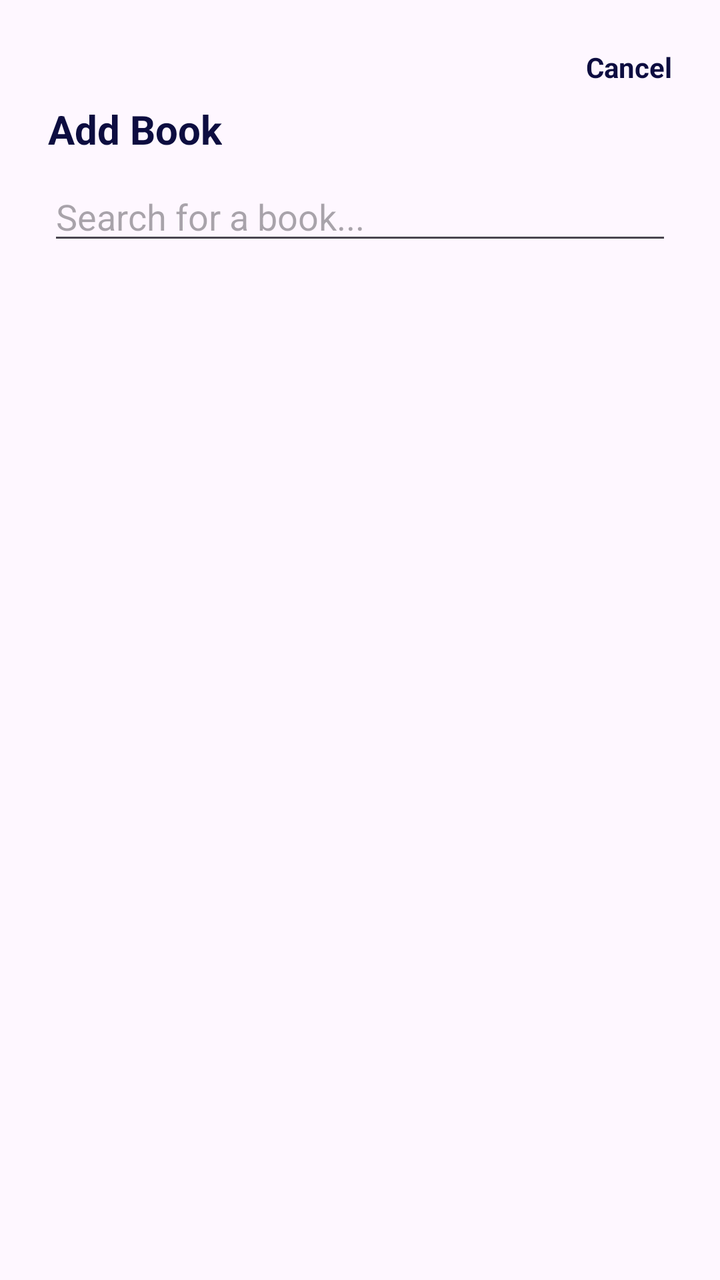
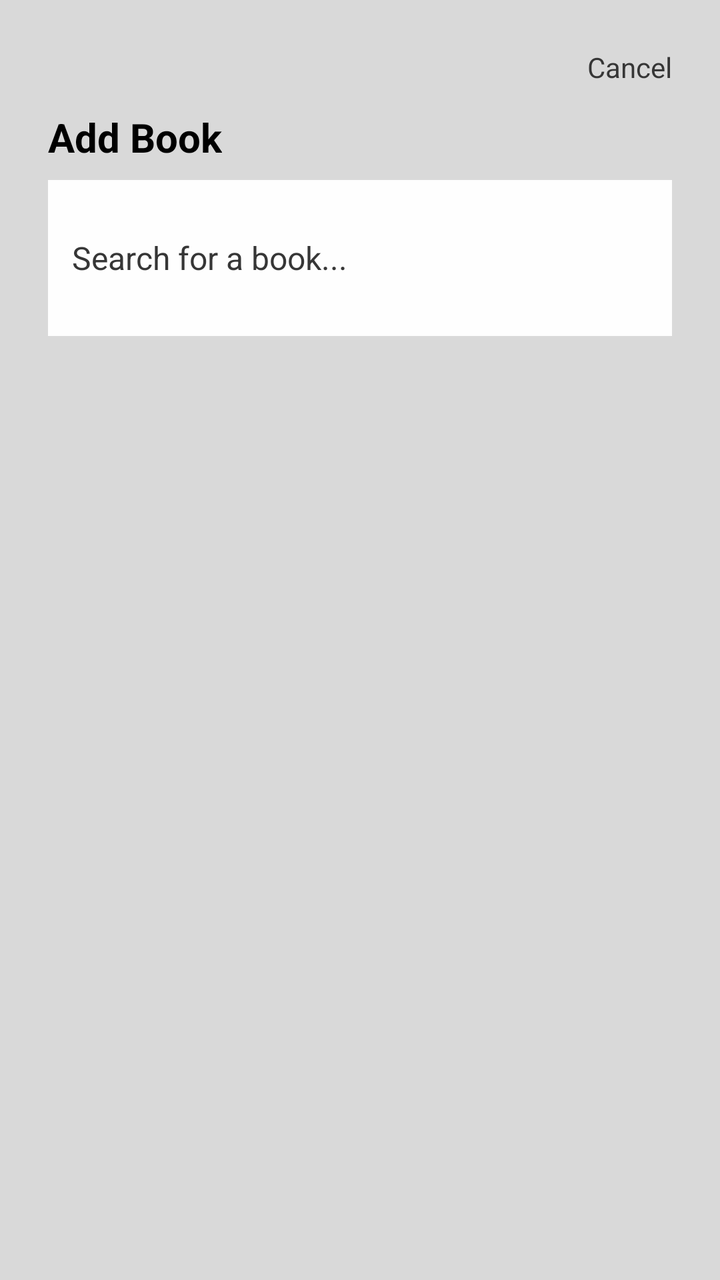

The first picture is an Android layout as it rendered before a commit; the second is the same layout after the commit. The layout source and the unified diff follow.
<!-- AndroidManifest.xml: application theme Theme.FrontendBook -->
<!-- res/layout/fragment_add_book.xml -->
<?xml version="1.0" encoding="utf-8"?>
<LinearLayout
    xmlns:android="http://schemas.android.com/apk/res/android"
    android:layout_width="match_parent"
    android:layout_height="wrap_content"
    android:orientation="vertical"
    android:padding="24dp">

    
    <TextView
        android:id="@+id/cancelButton"
        android:layout_width="wrap_content"
        android:layout_height="wrap_content"
        android:text="Cancel"
        android:textColor="@color/primary_dark"
        android:textStyle="bold"
        android:layout_gravity="end"
        android:paddingBottom="8dp" />

    
    <TextView
        android:id="@+id/addBookTitle"
        android:layout_width="wrap_content"
        android:layout_height="wrap_content"
        android:textColor="@color/primary_dark"
        android:text="Add Book"
        android:textSize="20sp"
        android:textStyle="bold"
        android:paddingBottom="8dp" />

    
    <EditText
        android:id="@+id/searchInput"
        android:layout_width="match_parent"
        android:layout_height="wrap_content"
        android:hint="Search for a book..." />

    
    <ScrollView
        android:layout_width="match_parent"
        android:layout_height="200dp"
        android:layout_marginTop="12dp">

        <LinearLayout
            android:id="@+id/browseButtonList"
            android:layout_width="match_parent"
            android:layout_height="wrap_content"
            android:orientation="vertical" />
    </ScrollView>
</LinearLayout>
<!-- resources referenced by this layout -->
<resources>
  <color name="primary_dark">#0D0D40</color>
  <style name="Theme.FrontendBook" parent="Base.Theme.FrontendBook" />
  <style name="Base.Theme.FrontendBook" parent="Theme.Material3.DayNight.NoActionBar">
          <item name="colorPrimary">@color/primary</item>
          <item name="colorPrimaryVariant">@color/primary_dark</item>
          <item name="colorOnPrimary">@color/white</item>
          <item name="colorSecondary">@color/background_light</item>
          <item name="colorOutline">@color/outline</item>
      </style>
  <color name="primary">#132A61</color>
  <color name="white">#FFFFFFFF</color>
  <color name="background_light">#F4F5FB</color>
  <color name="outline">#132A61</color>
</resources>

<!-- the commit's change to res/layout/fragment_add_book.xml (unified diff, before → after) -->
@@ -1,10 +1,12 @@
 <?xml version="1.0" encoding="utf-8"?>
 <LinearLayout
     xmlns:android="http://schemas.android.com/apk/res/android"
+    android:id="@+id/bottomSheetRoot"
     android:layout_width="match_parent"
     android:layout_height="wrap_content"
     android:orientation="vertical"
-    android:padding="24dp">
+    android:padding="24dp"
+    android:background="@color/backgroundSecondary">
 
     
     <TextView
@@ -12,18 +14,18 @@
         android:layout_width="wrap_content"
         android:layout_height="wrap_content"
         android:text="Cancel"
-        android:textColor="@color/primary_dark"
-        android:textStyle="bold"
+        android:textColor="@color/textSecondary"
+        android:textSize="14sp"
         android:layout_gravity="end"
-        android:paddingBottom="8dp" />
+        android:paddingBottom="12dp" />
 
     
     <TextView
         android:id="@+id/addBookTitle"
         android:layout_width="wrap_content"
         android:layout_height="wrap_content"
-        android:textColor="@color/primary_dark"
         android:text="Add Book"
+        android:textColor="@color/textPrimary"
         android:textSize="20sp"
         android:textStyle="bold"
         android:paddingBottom="8dp" />
@@ -32,14 +34,21 @@
     <EditText
         android:id="@+id/searchInput"
         android:layout_width="match_parent"
-        android:layout_height="wrap_content"
-        android:hint="Search for a book..." />
+        android:layout_height="78dp"
+        android:hint="Search for a book..."
+        android:background="@color/backgroundPrimary"
+        android:padding="12dp"
+        android:textColor="@color/textPrimary"
+        android:textColorHint="@color/textSecondary"
+        android:textSize="16sp" />
 
     
     <ScrollView
+        android:id="@+id/scrollSuggestionList"
         android:layout_width="match_parent"
-        android:layout_height="200dp"
-        android:layout_marginTop="12dp">
+        android:layout_height="wrap_content"
+        android:layout_marginTop="12dp"
+        android:overScrollMode="ifContentScrolls">
 
         <LinearLayout
             android:id="@+id/browseButtonList"
@@ -47,4 +56,5 @@
             android:layout_height="wrap_content"
             android:orientation="vertical" />
     </ScrollView>
+
 </LinearLayout>
<!-- resource entries referenced after the edit -->
@@ -1,17 +1,18 @@
 <!-- resources referenced by this layout -->
 <resources>
-  <color name="primary_dark">#0D0D40</color>
+  <color name="backgroundPrimary">#FEFEFE</color>
+  <color name="backgroundSecondary">#D9D9D9</color>
+  <color name="textPrimary">#000000</color>
+  <color name="textSecondary">#363636</color>
   <style name="Theme.FrontendBook" parent="Base.Theme.FrontendBook" />
   <style name="Base.Theme.FrontendBook" parent="Theme.Material3.DayNight.NoActionBar">
-          <item name="colorPrimary">@color/primary</item>
-          <item name="colorPrimaryVariant">@color/primary_dark</item>
-          <item name="colorOnPrimary">@color/white</item>
-          <item name="colorSecondary">@color/background_light</item>
-          <item name="colorOutline">@color/outline</item>
+          <item name="colorPrimary">@color/backgroundPrimary</item>
+          <item name="colorPrimaryVariant">@color/backgroundSecondary</item>
+          <item name="colorOnPrimary">@color/black</item>
+          <item name="colorSecondary">@color/black</item>
+          <item name="colorOutline">@color/line</item>
       </style>
-  <color name="primary">#132A61</color>
-  <color name="white">#FFFFFFFF</color>
-  <color name="background_light">#F4F5FB</color>
-  <color name="outline">#132A61</color>
+  <color name="black">#000000</color>
+  <color name="line">#D9D9D9</color>
 </resources>
 
